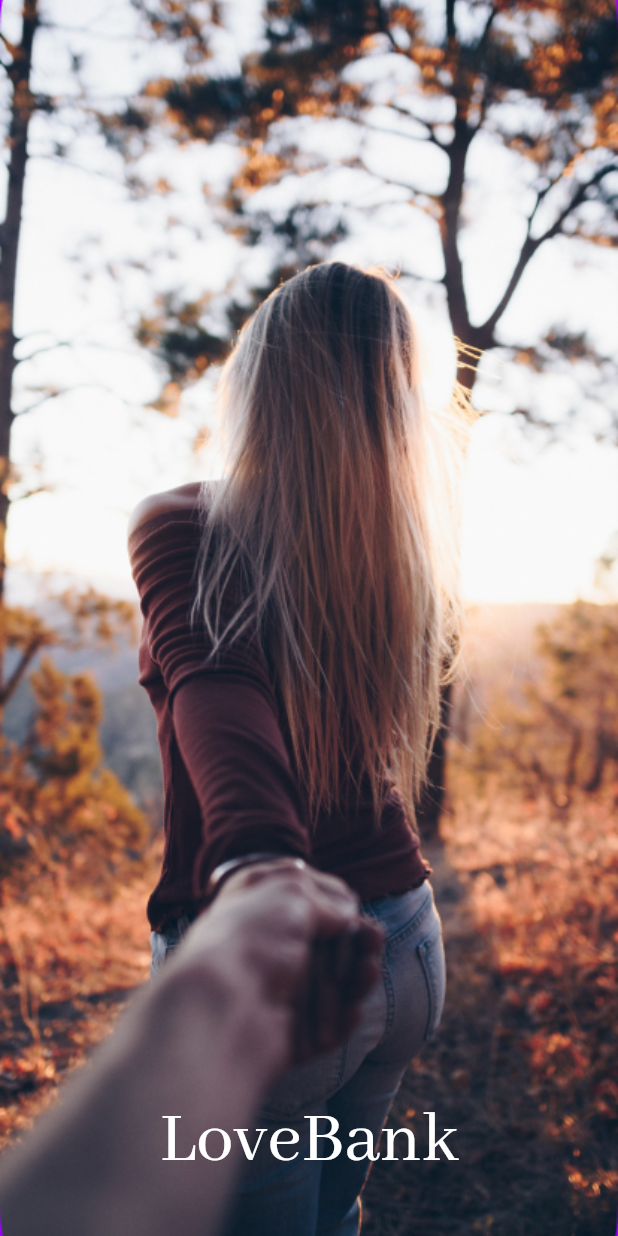
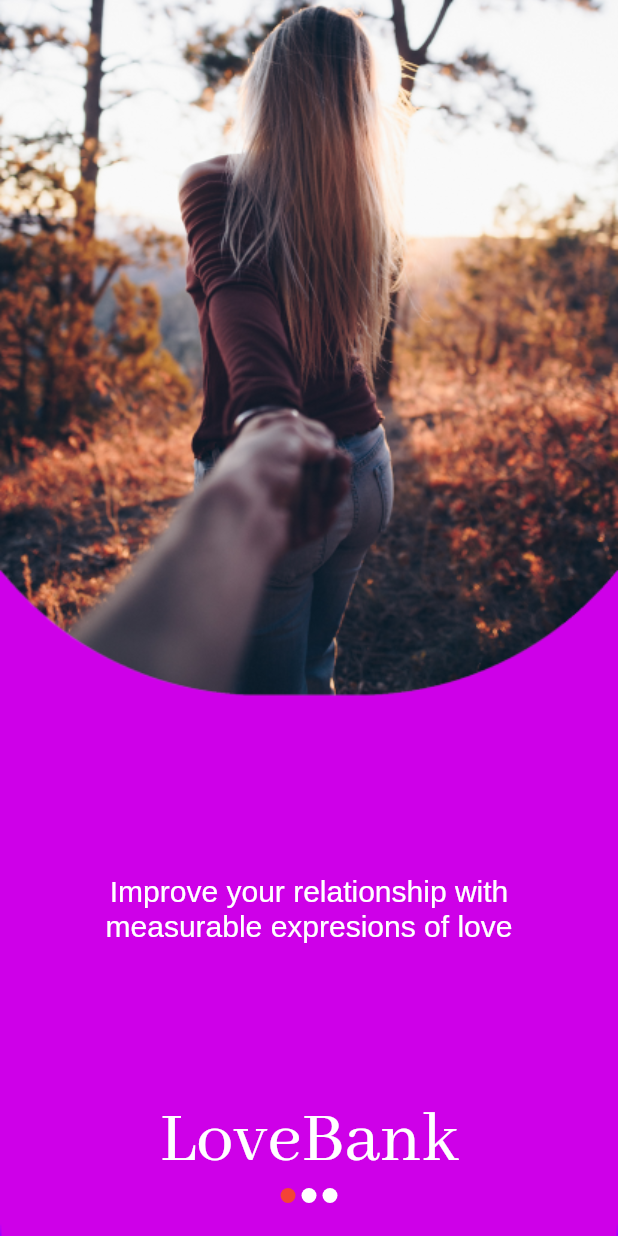
Before and after one commit to GittieLabs/lovebank-frontend, a Flutter app: the screen it shows after launch, on a phone screen of 412 x 824 dp. Run offline on Flutter 3.47's test engine with Material 2 defaults, Android fonts, the phone set to English and light mode, and no system bars.

```diff
--- a/flutter_lovebank/lib/three_page_intro.dart
+++ b/flutter_lovebank/lib/three_page_intro.dart
@@ -86,7 +86,10 @@ class BottomTitleBar extends StatelessWidget {
   }
 }
 
-///Each individual page, including page 0 (the splash page)
+///Each individual page, including
+/// page 0 (the splash page).
+/// Generated differently depending
+/// on the value of page passed in.
 class IntroPage extends StatelessWidget {
   final int page;
   IntroPage({this.page});
@@ -181,24 +184,65 @@ class ThreePageIntro extends StatefulWidget {
 }
 
 ///The state of the three page intro screen widget.
+/// Also has a 2.5 second splash page.
 class _ThreePageIntroState extends State<ThreePageIntro> {
   int _page = 0;
+  PageController _pageController;
+  List<IntroPage> pages = [
+    IntroPage(page: 1),
+    IntroPage(page: 2),
+    IntroPage(page: 3),
+  ];
 
-  void _handleTap() {
+  @override
+  void initState() {
+    super.initState();
+    _pageController = PageController();
+    Future.delayed(const Duration(milliseconds: 2500), () {
       setState(() {
-      _page = (_page % 3) + 1;
+        _page = 1;
+      });
     });
   }
 
+  @override
+  void dispose() {
+    _pageController.dispose();
+    super.dispose();
+  }
+
+  void _changePage(int x) {
+    setState(() {
+      _page = x + 1;
+    });
+  }
+
+  @override
   Widget build(BuildContext context) {
-    var page = IntroPage(page: _page);
-
-    return GestureDetector(
-      onTap: _handleTap,
-      child: Material(
+    return Material(
       child: Stack(
         children: [
-            page,
+          AnimatedCrossFade(
+            crossFadeState: (_page == 0)
+                ? CrossFadeState.showFirst
+                : CrossFadeState.showSecond,
+            duration: const Duration(milliseconds: 700),
+            firstChild: Container(
+              width: MediaQuery.of(context).size.width,
+              height: MediaQuery.of(context).size.height,
+              child: PageView(
+                children: [IntroPage(page: 0)],
+              ),
+            ),
+            secondChild: Container(
+              width: MediaQuery.of(context).size.width,
+              height: MediaQuery.of(context).size.height,
+              child: PageView(
+                onPageChanged: _changePage,
+                children: pages,
+              ),
+            ),
+          ),
           Positioned(
             bottom: 20,
             left: 0,
@@ -207,7 +251,6 @@ class _ThreePageIntroState extends State<ThreePageIntro> {
           ),
         ],
       ),
-      ),
     );
   }
 }
```
Lines whose indentation alone changed are shown as unchanged.
